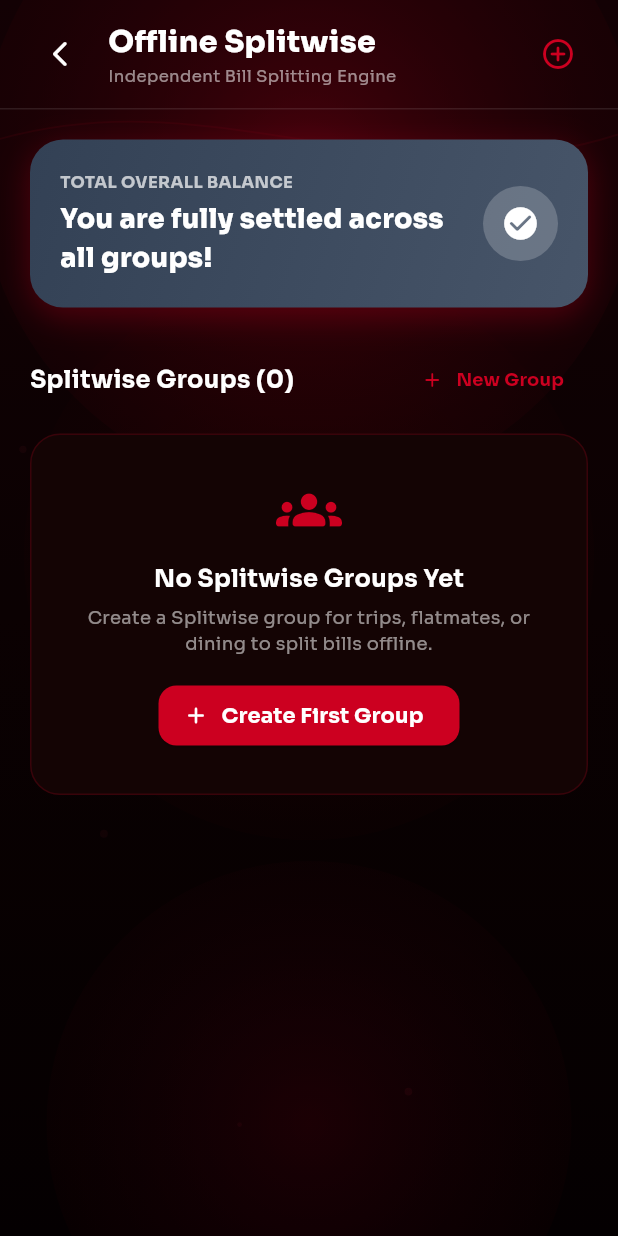
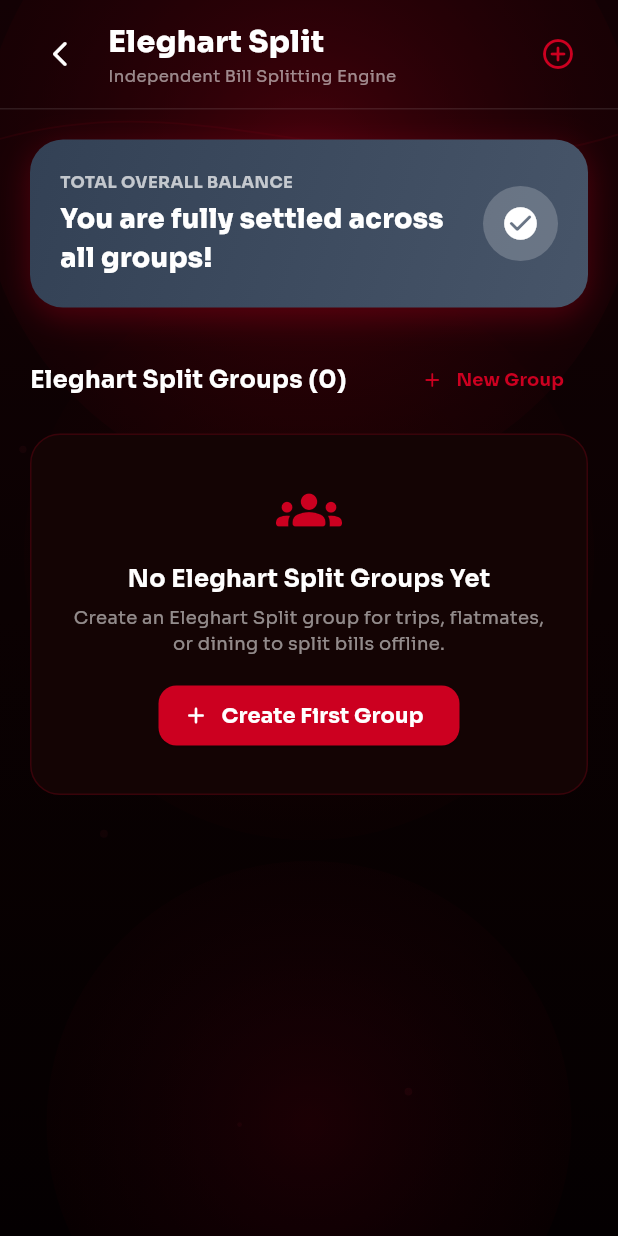
Before and after one commit to swapnilkonar/eleghart_ledger, a Flutter app: the SplitwiseHomeScreen screen opened directly, on a phone screen of 412 x 824 dp. Run offline on Flutter 3.47's test engine with Material 3 defaults, Android fonts, the phone set to English and light mode, and no system bars; our stand-ins replace file_picker, fl_chart, flutter_local_notifications, google_fonts, image_picker, local_auth and 7 more; missing offline and left inert: google_mlkit_entity_extraction, google_mlkit_text_recognition, pdfx; accounts and stored records are empty.

Commit message:
fix: Fix PopupMenu contrast color, restrict expense amount field to digits/decimals, and rename all remaining Splitwise UI labels to Eleghart Split

```diff
--- a/lib/screens/add_splitwise_expense_screen.dart
+++ b/lib/screens/add_splitwise_expense_screen.dart
@@ -1,4 +1,5 @@
 import 'package:flutter/material.dart';
+import 'package:flutter/services.dart';
 import 'package:google_fonts/google_fonts.dart';
 import 'package:uuid/uuid.dart';
 
@@ -327,7 +328,8 @@
               Expanded(
                 child: TextField(
                   controller: _amountCtrl,
-                  keyboardType: TextInputType.number,
+                  keyboardType: const TextInputType.numberWithOptions(decimal: true),
+                  inputFormatters: [FilteringTextInputFormatter.allow(RegExp(r'^\d*\.?\d*'))],
                   onChanged: (_) => setState(() {}),
                   style: GoogleFonts.sora(fontSize: 32, fontWeight: FontWeight.w800, color: textPrimary),
                   decoration: InputDecoration(
--- a/lib/screens/home_dashboard.dart
+++ b/lib/screens/home_dashboard.dart
@@ -736,7 +736,7 @@
               Expanded(
                 child: _quickActionCard(
                   icon: Icons.call_split_rounded,
-                  label: 'Splitwise',
+                  label: 'Eleghart Split',
                   color: const Color(0xFF10B981),
                   cardBg: cardBg,
                   border: border,
--- a/lib/screens/splitwise_group_detail_screen.dart
+++ b/lib/screens/splitwise_group_detail_screen.dart
@@ -368,6 +368,7 @@
                         onPressed: _shareWhatsAppSummary,
                       ),
                       PopupMenuButton<String>(
+                        color: isWhite ? Colors.white : const Color(0xFF1E0B0B),
                         icon: Icon(Icons.more_vert_rounded, color: textPrimary),
                         shape: RoundedRectangleBorder(borderRadius: BorderRadius.circular(14)),
                         onSelected: (val) {
@@ -381,7 +382,7 @@
                               children: [
                                 const Icon(Icons.edit_rounded, color: Color(0xFFCC0020), size: 18),
                                 const SizedBox(width: 10),
-                                Text('Edit Group Name', style: GoogleFonts.sora(fontSize: 13, color: textPrimary)),
+                                Text('Edit Group Name', style: GoogleFonts.sora(fontSize: 13, color: isWhite ? EleghartColors.accentDark : Colors.white)),
                               ],
                             ),
                           ),
--- a/lib/screens/splitwise_home_screen.dart
+++ b/lib/screens/splitwise_home_screen.dart
@@ -86,7 +86,7 @@
                 Row(
                   mainAxisAlignment: MainAxisAlignment.spaceBetween,
                   children: [
-                    Text('New Splitwise Group', style: GoogleFonts.sora(fontSize: 18, fontWeight: FontWeight.w700, color: textPrimary)),
+                    Text('New Eleghart Split Group', style: GoogleFonts.sora(fontSize: 18, fontWeight: FontWeight.w700, color: textPrimary)),
                     IconButton(icon: Icon(Icons.close_rounded, color: textPrimary), onPressed: () => Navigator.pop(ctx)),
                   ],
                 ),
@@ -217,7 +217,7 @@
                       Column(
                         crossAxisAlignment: CrossAxisAlignment.start,
                         children: [
-                          Text('Offline Splitwise', style: GoogleFonts.sora(fontSize: 20, fontWeight: FontWeight.w800, color: textPrimary)),
+                          Text('Eleghart Split', style: GoogleFonts.sora(fontSize: 20, fontWeight: FontWeight.w800, color: textPrimary)),
                           Text('Independent Bill Splitting Engine', style: GoogleFonts.sora(fontSize: 11, color: textSec)),
                         ],
                       ),
@@ -245,7 +245,7 @@
                         Row(
                           mainAxisAlignment: MainAxisAlignment.spaceBetween,
                           children: [
-                            Text('Splitwise Groups (${_groups.length})', style: GoogleFonts.sora(fontSize: 16, fontWeight: FontWeight.w700, color: textPrimary)),
+                            Text('Eleghart Split Groups (${_groups.length})', style: GoogleFonts.sora(fontSize: 16, fontWeight: FontWeight.w700, color: textPrimary)),
                             TextButton.icon(
                               onPressed: () => _showCreateGroupModal(isWhite),
                               icon: const Icon(Icons.add_rounded, color: Color(0xFFCC0020), size: 16),
@@ -339,9 +339,9 @@
         children: [
           const Icon(Icons.groups_rounded, color: Color(0xFFCC0020), size: 44),
           const SizedBox(height: 12),
-          Text('No Splitwise Groups Yet', style: GoogleFonts.sora(fontSize: 16, fontWeight: FontWeight.w700, color: isWhite ? EleghartColors.accentDark : Colors.white)),
+          Text('No Eleghart Split Groups Yet', style: GoogleFonts.sora(fontSize: 16, fontWeight: FontWeight.w700, color: isWhite ? EleghartColors.accentDark : Colors.white)),
           const SizedBox(height: 6),
-          Text('Create a Splitwise group for trips, flatmates, or dining to split bills offline.', style: GoogleFonts.sora(fontSize: 12, color: isWhite ? Colors.black45 : Colors.white54), textAlign: TextAlign.center),
+          Text('Create an Eleghart Split group for trips, flatmates, or dining to split bills offline.', style: GoogleFonts.sora(fontSize: 12, color: isWhite ? Colors.black45 : Colors.white54), textAlign: TextAlign.center),
           const SizedBox(height: 16),
           ElevatedButton.icon(
             style: ElevatedButton.styleFrom(backgroundColor: const Color(0xFFCC0020), shape: RoundedRectangleBorder(borderRadius: BorderRadius.circular(12))),
```
